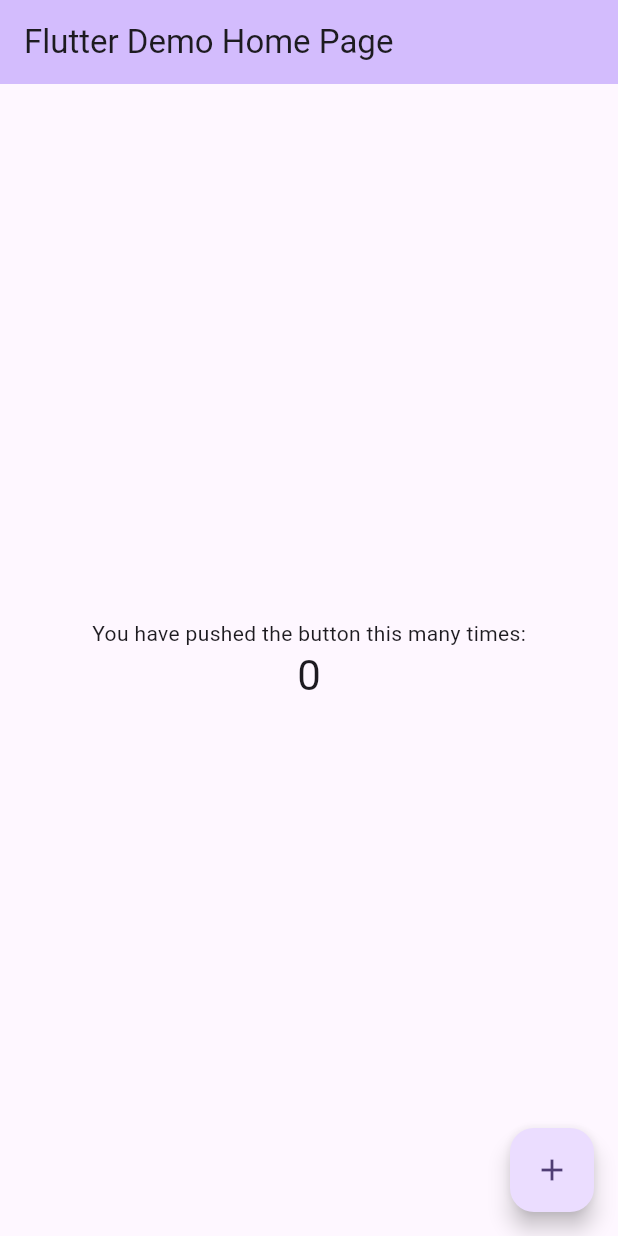
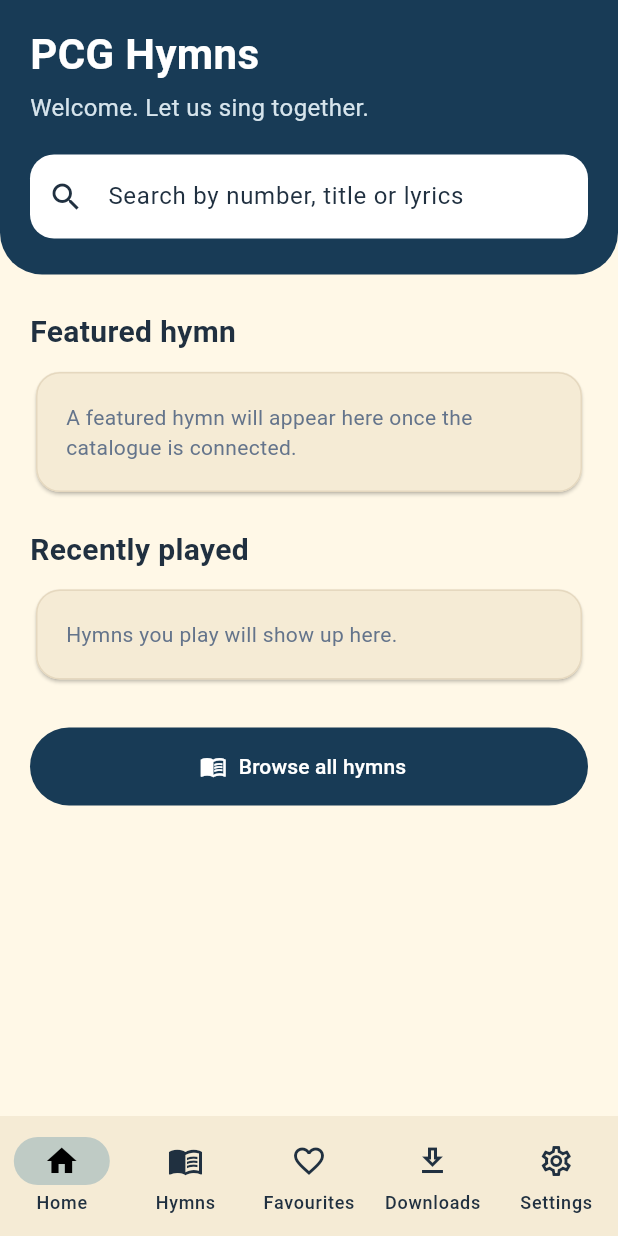
Before and after one commit to spearKNIGHTakis/hymnora, a Flutter app: the screen it shows after launch, on a phone screen of 412 x 824 dp. Run offline on Flutter 3.47's test engine with Material 3 defaults, Android fonts, the phone set to English and light mode, and no system bars.

Commit message:
Add navigation shell and home screen

```diff
--- a/analysis_options.yaml
+++ b/analysis_options.yaml
@@ -13,6 +13,7 @@ analyzer:
   exclude:
     - build/**
     - android/**
+    - web/**
 
 linter:
   # The lint rules applied to this project can be customized in the
--- a/lib/main.dart
+++ b/lib/main.dart
@@ -1,122 +1,20 @@
 import 'package:flutter/material.dart';
+import 'screens/app_shell.dart';
+import 'theme/app_theme.dart';
 
 void main() {
-  runApp(const MyApp());
+  runApp(const HymnoraApp());
 }
 
-class MyApp extends StatelessWidget {
-  const MyApp({super.key});
+class HymnoraApp extends StatelessWidget {
+  const HymnoraApp({super.key});
 
-  // This widget is the root of your application.
   @override
   Widget build(BuildContext context) {
     return MaterialApp(
-      title: 'Flutter Demo',
-      theme: ThemeData(
-        // This is the theme of your application.
-        //
-        // TRY THIS: Try running your application with "flutter run". You'll see
-        // the application has a purple toolbar. Then, without quitting the app,
-        // try changing the seedColor in the colorScheme below to Colors.green
-        // and then invoke "hot reload" (save your changes or press the "hot
-        // reload" button in a Flutter-supported IDE, or press "r" if you used
-        // the command line to start the app).
-        //
-        // Notice that the counter didn't reset back to zero; the application
-        // state is not lost during the reload. To reset the state, use hot
-        // restart instead.
-        //
-        // This works for code too, not just values: Most code changes can be
-        // tested with just a hot reload.
-        colorScheme: .fromSeed(seedColor: Colors.deepPurple),
-      ),
-      home: const MyHomePage(title: 'Flutter Demo Home Page'),
+      title: 'PCG Hymns',
+      theme: AppTheme.light,
+      home: const AppShell(),
     );
   }
 }
-
-class MyHomePage extends StatefulWidget {
-  const MyHomePage({super.key, required this.title});
-
-  // This widget is the home page of your application. It is stateful, meaning
-  // that it has a State object (defined below) that contains fields that affect
-  // how it looks.
-
-  // This class is the configuration for the state. It holds the values (in this
-  // case the title) provided by the parent (in this case the App widget) and
-  // used by the build method of the State. Fields in a Widget subclass are
-  // always marked "final".
-
-  final String title;
-
-  @override
-  State<MyHomePage> createState() => _MyHomePageState();
-}
-
-class _MyHomePageState extends State<MyHomePage> {
-  int _counter = 0;
-
-  void _incrementCounter() {
-    setState(() {
-      // This call to setState tells the Flutter framework that something has
-      // changed in this State, which causes it to rerun the build method below
-      // so that the display can reflect the updated values. If we changed
-      // _counter without calling setState(), then the build method would not be
-      // called again, and so nothing would appear to happen.
-      _counter++;
-    });
-  }
-
-  @override
-  Widget build(BuildContext context) {
-    // This method is rerun every time setState is called, for instance as done
-    // by the _incrementCounter method above.
-    //
-    // The Flutter framework has been optimized to make rerunning build methods
-    // fast, so that you can just rebuild anything that needs updating rather
-    // than having to individually change instances of widgets.
-    return Scaffold(
-      appBar: AppBar(
-        // TRY THIS: Try changing the color here to a specific color (to
-        // Colors.amber, perhaps?) and trigger a hot reload to see the AppBar
-        // change color while the other colors stay the same.
-        backgroundColor: Theme.of(context).colorScheme.inversePrimary,
-        // Here we take the value from the MyHomePage object that was created by
-        // the App.build method, and use it to set our appbar title.
-        title: Text(widget.title),
-      ),
-      body: Center(
-        // Center is a layout widget. It takes a single child and positions it
-        // in the middle of the parent.
-        child: Column(
-          // Column is also a layout widget. It takes a list of children and
-          // arranges them vertically. By default, it sizes itself to fit its
-          // children horizontally, and tries to be as tall as its parent.
-          //
-          // Column has various properties to control how it sizes itself and
-          // how it positions its children. Here we use mainAxisAlignment to
-          // center the children vertically; the main axis here is the vertical
-          // axis because Columns are vertical (the cross axis would be
-          // horizontal).
-          //
-          // TRY THIS: Invoke "debug painting" (choose the "Toggle Debug Paint"
-          // action in the IDE, or press "p" in the console), to see the
-          // wireframe for each widget.
-          mainAxisAlignment: .center,
-          children: [
-            const Text('You have pushed the button this many times:'),
-            Text(
-              '$_counter',
-              style: Theme.of(context).textTheme.headlineMedium,
-            ),
-          ],
-        ),
-      ),
-      floatingActionButton: FloatingActionButton(
-        onPressed: _incrementCounter,
-        tooltip: 'Increment',
-        child: const Icon(Icons.add),
-      ),
-    );
-  }
-}
--- /dev/null
+++ b/lib/screens/app_shell.dart
@@ -0,0 +1,60 @@
+import 'package:flutter/material.dart';
+import 'home_screen.dart';
+import 'placeholder_screen.dart';
+
+class AppShell extends StatefulWidget {
+  const AppShell({super.key});
+
+  @override
+  State<AppShell> createState() => _AppShellState();
+}
+
+class _AppShellState extends State<AppShell> {
+  int _index = 0;
+
+  void _goTo(int index) {
+    setState(() => _index = index);
+  }
+
+  @override
+  Widget build(BuildContext context) {
+    final pages = <Widget>[
+      HomeScreen(onOpenLibrary: () => _goTo(1)),
+      const PlaceholderScreen(
+        title: 'Hymns',
+        icon: Icons.menu_book_outlined,
+        message: 'The hymn library is coming soon.',
+      ),
+      const PlaceholderScreen(
+        title: 'Favourites',
+        icon: Icons.favorite_border,
+        message: 'Hymns you favourite will appear here.',
+      ),
+      const PlaceholderScreen(
+        title: 'Downloads',
+        icon: Icons.download_outlined,
+        message: 'Recordings you download for offline use will appear here.',
+      ),
+      const PlaceholderScreen(
+        title: 'Settings',
+        icon: Icons.settings_outlined,
+        message: 'Settings are coming soon.',
+      ),
+    ];
+
+    return Scaffold(
+      body: IndexedStack(index: _index, children: pages),
+      bottomNavigationBar: NavigationBar(
+        selectedIndex: _index,
+        onDestinationSelected: _goTo,
+        destinations: const [
+          NavigationDestination(icon: Icon(Icons.home_outlined), selectedIcon: Icon(Icons.home), label: 'Home'),
+          NavigationDestination(icon: Icon(Icons.menu_book_outlined), selectedIcon: Icon(Icons.menu_book), label: 'Hymns'),
+          NavigationDestination(icon: Icon(Icons.favorite_border), selectedIcon: Icon(Icons.favorite), label: 'Favourites'),
+          NavigationDestination(icon: Icon(Icons.download_outlined), selectedIcon: Icon(Icons.download), label: 'Downloads'),
+          NavigationDestination(icon: Icon(Icons.settings_outlined), selectedIcon: Icon(Icons.settings), label: 'Settings'),
+        ],
+      ),
+    );
+  }
+}
--- /dev/null
+++ b/lib/screens/home_screen.dart
@@ -0,0 +1,140 @@
+import 'package:flutter/material.dart';
+import '../theme/app_theme.dart';
+
+class HomeScreen extends StatelessWidget {
+  const HomeScreen({super.key, required this.onOpenLibrary});
+
+  /// Called when the user taps the search field or "Browse" button.
+  final VoidCallback onOpenLibrary;
+
+  @override
+  Widget build(BuildContext context) {
+    return Scaffold(
+      body: SingleChildScrollView(
+        child: Column(
+          crossAxisAlignment: CrossAxisAlignment.start,
+          children: [
+            _Header(onSearchTap: onOpenLibrary),
+            const SizedBox(height: 24),
+            const _Section(
+              title: 'Featured hymn',
+              message: 'A featured hymn will appear here once the catalogue is connected.',
+            ),
+            const _Section(
+              title: 'Recently played',
+              message: 'Hymns you play will show up here.',
+            ),
+            Padding(
+              padding: const EdgeInsets.symmetric(horizontal: 20, vertical: 8),
+              child: FilledButton.icon(
+                onPressed: onOpenLibrary,
+                icon: const Icon(Icons.menu_book),
+                label: const Text('Browse all hymns'),
+                style: FilledButton.styleFrom(
+                  minimumSize: const Size.fromHeight(52),
+                  backgroundColor: AppColors.navy,
+                ),
+              ),
+            ),
+            const SizedBox(height: 24),
+          ],
+        ),
+      ),
+    );
+  }
+}
+
+class _Header extends StatelessWidget {
+  const _Header({required this.onSearchTap});
+  final VoidCallback onSearchTap;
+
+  @override
+  Widget build(BuildContext context) {
+    return Container(
+      width: double.infinity,
+      decoration: const BoxDecoration(
+        color: AppColors.navy,
+        borderRadius: BorderRadius.vertical(bottom: Radius.circular(28)),
+      ),
+      child: SafeArea(
+        bottom: false,
+        child: Padding(
+          padding: const EdgeInsets.fromLTRB(20, 16, 20, 24),
+          child: Column(
+            crossAxisAlignment: CrossAxisAlignment.start,
+            children: [
+              const Text(
+                'PCG Hymns',
+                style: TextStyle(
+                  color: Colors.white,
+                  fontSize: 28,
+                  fontWeight: FontWeight.bold,
+                ),
+              ),
+              const SizedBox(height: 4),
+              const Text(
+                'Welcome. Let us sing together.',
+                style: TextStyle(color: Color(0xFFD6E4EC), fontSize: 16),
+              ),
+              const SizedBox(height: 20),
+              TextField(
+                readOnly: true,
+                onTap: onSearchTap,
+                decoration: InputDecoration(
+                  hintText: 'Search by number, title or lyrics',
+                  prefixIcon: const Icon(Icons.search),
+                  filled: true,
+                  fillColor: Colors.white,
+                  contentPadding: const EdgeInsets.symmetric(vertical: 16),
+                  border: OutlineInputBorder(
+                    borderRadius: BorderRadius.circular(16),
+                    borderSide: BorderSide.none,
+                  ),
+                ),
+              ),
+            ],
+          ),
+        ),
+      ),
+    );
+  }
+}
+
+class _Section extends StatelessWidget {
+  const _Section({required this.title, required this.message});
+  final String title;
+  final String message;
+
+  @override
+  Widget build(BuildContext context) {
+    return Padding(
+      padding: const EdgeInsets.fromLTRB(20, 0, 20, 20),
+      child: Column(
+        crossAxisAlignment: CrossAxisAlignment.start,
+        children: [
+          Text(
+            title,
+            style: const TextStyle(
+              fontSize: 20,
+              fontWeight: FontWeight.w600,
+              color: AppColors.text,
+            ),
+          ),
+          const SizedBox(height: 8),
+          SizedBox(
+            width: double.infinity,
+            child: Card(
+              child: Padding(
+                padding: const EdgeInsets.all(20),
+                child: Text(
+                  message,
+                  style: const TextStyle(color: AppColors.textSoft),
+                ),
+              ),
+            ),
+          ),
+        ],
+      ),
+    );
+  }
+}
--- /dev/null
+++ b/lib/theme/app_theme.dart
@@ -0,0 +1,48 @@
+import 'package:flutter/material.dart';
+
+/// All our colours in one place, so we never type a hex code twice.
+class AppColors {
+  static const navy = Color(0xFF183B56);
+  static const blue = Color(0xFF285F82);
+  static const accent = Color(0xFF5B8FA8);
+  static const cream = Color(0xFFFFF8E7);
+  static const card = Color(0xFFF5EBD5);
+  static const text = Color(0xFF203040);
+  static const textSoft = Color(0xFF64748B);
+  static const border = Color(0xFFE5D8BF);
+}
+
+class AppTheme {
+  static ThemeData get light {
+    return ThemeData(
+      useMaterial3: true,
+      scaffoldBackgroundColor: AppColors.cream,
+      colorScheme: const ColorScheme.light(
+        primary: AppColors.navy,
+        secondary: AppColors.blue,
+        tertiary: AppColors.accent,
+        surface: AppColors.cream,
+        onPrimary: Colors.white,
+        onSurface: AppColors.text,
+      ),
+      appBarTheme: const AppBarTheme(
+        backgroundColor: AppColors.navy,
+        foregroundColor: Colors.white,
+        centerTitle: true,
+      ),
+      cardTheme: CardThemeData(
+        color: AppColors.card,
+        elevation: 1,
+        shape: RoundedRectangleBorder(
+          borderRadius: BorderRadius.circular(16),
+          side: const BorderSide(color: AppColors.border),
+        ),
+      ),
+      dividerColor: AppColors.border,
+            navigationBarTheme: NavigationBarThemeData(
+        backgroundColor: AppColors.card,
+        indicatorColor: AppColors.accent.withValues(alpha: 0.35),
+      ),
+    );
+  }
+}
```
Also changed, not shown: lib/screens/placeholder_screen.dart (added, +40 -0 lines), 9 other files.
